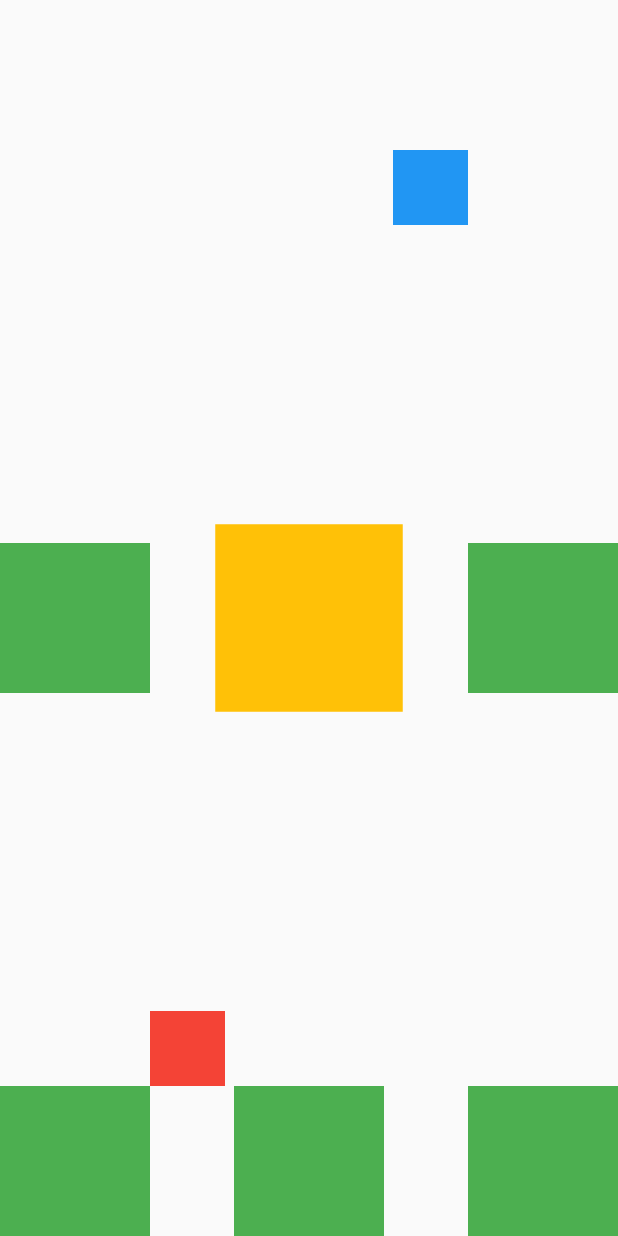
After one commit to E-H-M-Neranjan/widget_explain_app, a Flutter app: the StackWidget screen opened directly, on a phone screen of 412 x 824 dp. The commit adds this screen. Run offline on Flutter 3.47's test engine with Material 2 defaults, Android fonts, the phone set to English and light mode, and no system bars; our stand-ins replace google_fonts; network calls fail.

Commit message:
widget_explain_app

```diff
--- a/lib/screens/text_to_speech_ui.dart
+++ b/lib/screens/text_to_speech_ui.dart
@@ -1,7 +1,7 @@
 import 'package:flutter/material.dart';
 
-import '../custom/custom_card.dart';
-import '../custom/custom_container.dart';
+import '../../custom/custom_card.dart';
+import '../../custom/custom_container.dart';
 
 class TextToSpeech extends StatelessWidget {
   const TextToSpeech({super.key});
--- /dev/null
+++ b/lib/widgets/stack_widget.dart
@@ -0,0 +1,81 @@
+import 'package:flutter/material.dart';
+
+class StackWidget extends StatelessWidget {
+  const StackWidget({super.key});
+
+  @override
+  Widget build(BuildContext context) {
+    return Scaffold(
+      body: SafeArea(
+          child: Stack(
+        children: [
+          Align(
+            child: Container(
+              width: 125,
+              height: 125,
+              color: Colors.amber,
+            ),
+          ),
+          Align(
+            alignment: Alignment.bottomCenter,
+            child: Container(
+              width: 100,
+              height: 100,
+              color: Colors.green,
+            ),
+          ),
+          Align(
+            alignment: Alignment.bottomLeft,
+            child: Container(
+              width: 100,
+              height: 100,
+              color: Colors.green,
+            ),
+          ),
+          Align(
+            alignment: Alignment.bottomRight,
+            child: Container(
+              width: 100,
+              height: 100,
+              color: Colors.green,
+            ),
+          ),
+          Align(
+            alignment: Alignment.centerLeft,
+            child: Container(
+              width: 100,
+              height: 100,
+              color: Colors.green,
+            ),
+          ),
+          Align(
+            alignment: Alignment.centerRight,
+            child: Container(
+              width: 100,
+              height: 100,
+              color: Colors.green,
+            ),
+          ),
+          Positioned(
+            bottom: 100,
+            left: 100,
+            child: Container(
+              width: 50,
+              height: 50,
+              color: Colors.red,
+            ),
+          ),
+          Positioned(
+            top: 100,
+            right: 100,
+            child: Container(
+              width: 50,
+              height: 50,
+              color: Colors.blue,
+            ),
+          ),
+        ],
+      )),
+    );
+  }
+}
```
Also changed, not shown: lib/screens/navigator_pages/screen1.dart (+24 -4 lines), lib/screens/navigator_pages/screen2.dart (+11 -5 lines), lib/screens/responsive.dart (added, +51 -0 lines), lib/widgets/clickble_widget.dart (added, +74 -0 lines), lib/widgets/listview_saparated.dart (added, +208 -0 lines), lib/widgets/slider_widget.dart (added, +61 -0 lines).
